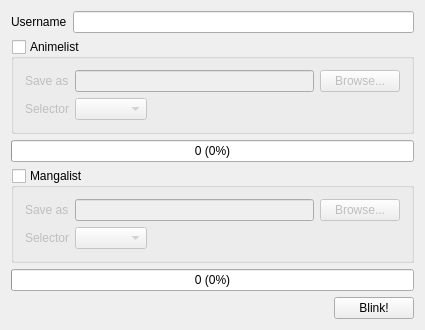
oleg-py/blink, file mainwindow.ui: the form before one commit.
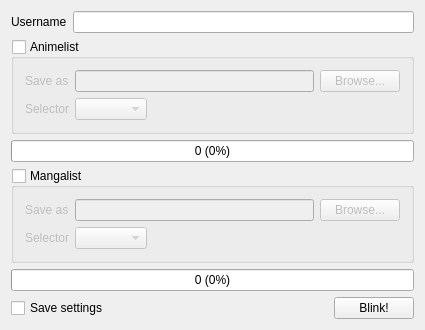
The form after the commit.

Commit message: Added option to save user settings between launches

What changed in the file:
```diff
--- a/mainwindow.ui
+++ b/mainwindow.ui
@@ -211,6 +211,13 @@
     </item>
     <item>
      <layout class="QHBoxLayout" name="horizontalLayout">
+      <item>
+       <widget class="QCheckBox" name="checkBox">
+        <property name="text">
+         <string>Save settings</string>
+        </property>
+       </widget>
+      </item>
       <item>
        <spacer name="horizontalSpacer">
         <property name="orientation">
```
Left out of the diff: 6 changed lines with no effect on the pictures. The commit also changes 2 other files.
